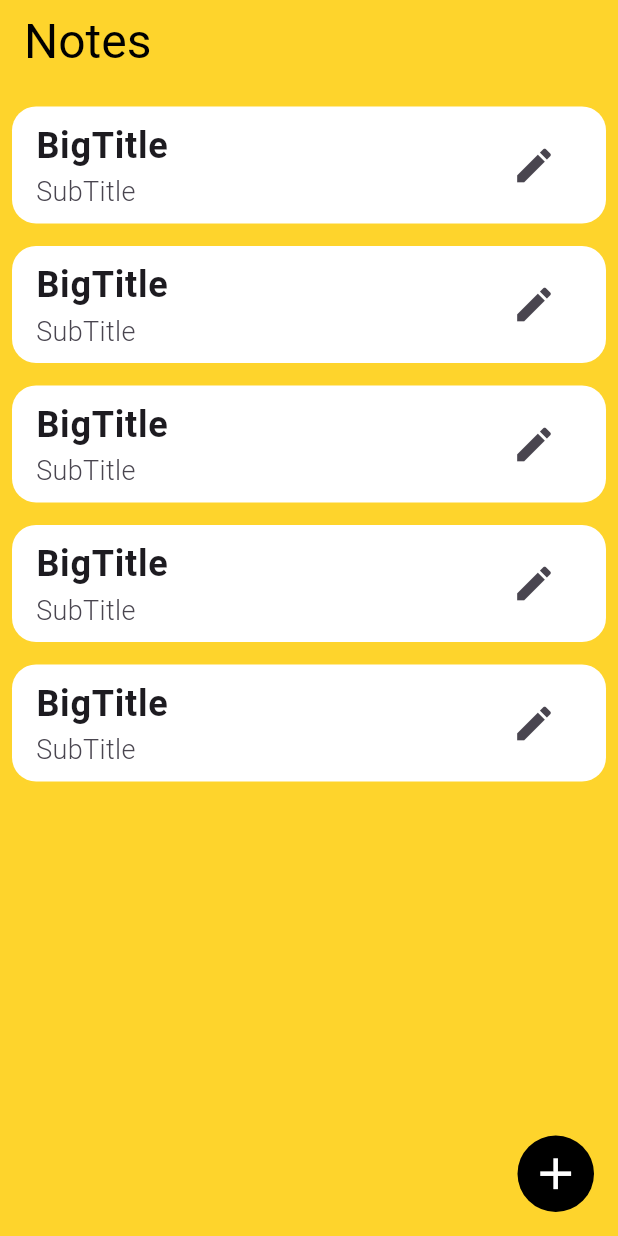
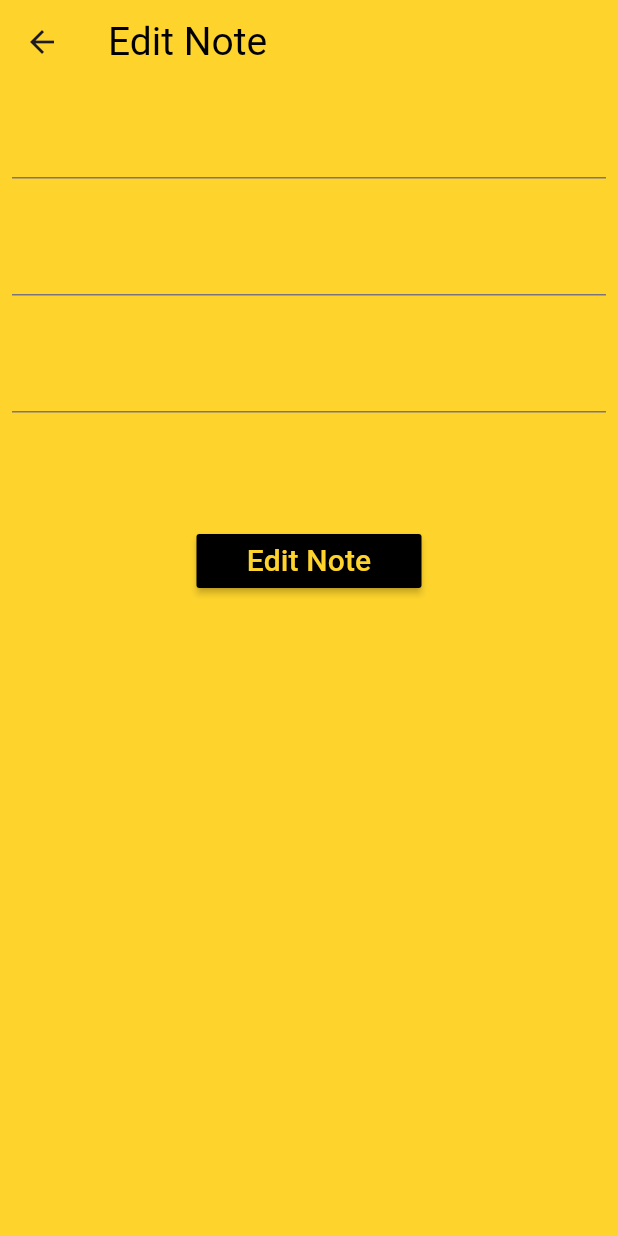
Before and after one commit to mahmoud-bayoumi/task_manager_app_sqlite, a Flutter app: the screen it shows after launch, after a tap on the "edit" icon, on a phone screen of 412 x 824 dp. Run offline on Flutter 3.47's test engine with Material 3 defaults, Android fonts, the phone set to English and light mode, and no system bars.

Commit message:
add & edit note pages

```diff
--- /dev/null
+++ b/lib/views/edit_note_page.dart
@@ -0,0 +1,53 @@
+import 'package:flutter/material.dart';
+import 'package:task_manager_app/widgets/custom_text_field.dart';
+
+class EditNotePage extends StatelessWidget {
+  const EditNotePage({super.key});
+
+  @override
+  Widget build(BuildContext context) {
+    return Scaffold(
+      backgroundColor: const Color(0xffFED42C),
+      appBar: AppBar(
+        backgroundColor: const Color(0xffFED42C),
+        title: const Text(
+          'Edit Note',
+          style: TextStyle(
+              fontSize: 26, fontWeight: FontWeight.w400, color: Colors.black),
+        ),
+      ),
+      body: SingleChildScrollView(
+        child: Padding(
+          padding: const EdgeInsets.symmetric(horizontal: 8.0),
+          child: Column(
+            children: [
+              const CustomTextField(
+                  // real title from database
+                  ),
+              const CustomTextField(
+                  // subtitle from database
+                  ),
+              const CustomTextField(
+                maxLines: 12,
+                // description from database
+              ),
+              const SizedBox(
+                height: 60,
+              ),
+              MaterialButton(
+                onPressed: () {},
+                color: Colors.black,
+                textColor: const Color(0xffFED42C),
+                minWidth: 150,
+                child: const Text(
+                  'Edit Note',
+                  style: TextStyle(fontSize: 20),
+                ),
+              )
+            ],
+          ),
+        ),
+      ),
+    );
+  }
+}
--- a/lib/views/home_page.dart
+++ b/lib/views/home_page.dart
@@ -1,5 +1,6 @@
 import 'package:flutter/material.dart';
-import 'package:task_manager_app/widgets/custom_card.dart';
+import 'package:task_manager_app/views/add_note_page.dart';
+import 'package:task_manager_app/widgets/note_card.dart';
 
 class HomePage extends StatelessWidget {
   const HomePage({super.key});
@@ -21,7 +22,7 @@ class HomePage extends StatelessWidget {
         child: ListView.builder(
           itemCount: 5,
           itemBuilder: (context, index) {
-            return const CustomNote();
+            return const NoteCard();
           },
         ),
       ),
@@ -30,7 +31,13 @@ class HomePage extends StatelessWidget {
           iconSize: 35,
           backgroundColor: Colors.black,
         ),
-        onPressed: () {},
+        onPressed: () {
+          Navigator.push(
+              context,
+              MaterialPageRoute(
+                builder: (context) => const AddNotePage(),
+              ));
+        },
         icon: const Icon(
           Icons.add,
           color: Colors.white,
--- /dev/null
+++ b/lib/widgets/custom_text_field.dart
@@ -0,0 +1,26 @@
+import 'package:flutter/material.dart';
+
+class CustomTextField extends StatelessWidget {
+  final String hintText;
+  final int minLines, maxLines;
+  const CustomTextField({
+    super.key,
+    this.hintText = '',
+    this.maxLines = 1,
+    this.minLines = 1,
+  });
+
+  @override
+  Widget build(BuildContext context) {
+    return Padding(
+      padding: const EdgeInsets.symmetric(vertical: 15),
+      child: TextField(
+        maxLines: maxLines,
+        minLines: 1,
+        decoration: InputDecoration(
+          hintText: hintText,
+        ),
+      ),
+    );
+  }
+}
--- a/lib/widgets/custom_card.dart
+++ b/lib/widgets/note_card.dart
@@ -1,7 +1,8 @@
 import 'package:flutter/material.dart';
+import 'package:task_manager_app/views/edit_note_page.dart';
 
-class CustomNote extends StatelessWidget {
-  const CustomNote({super.key});
+class NoteCard extends StatelessWidget {
+  const NoteCard({super.key});
 
   @override
   Widget build(BuildContext context) {
@@ -20,7 +21,13 @@ class CustomNote extends StatelessWidget {
           ),
           child: ListTile(
             trailing: IconButton(
-              onPressed: () {},
+              onPressed: () {
+                Navigator.push(
+                    context,
+                    MaterialPageRoute(
+                      builder: (context) => const EditNotePage(),
+                    ));
+              },
               icon: const Icon(
                 Icons.edit,
                 size: 30,
```
Also changed, not shown: lib/views/add_note_page.dart (added, +51 -0 lines).
